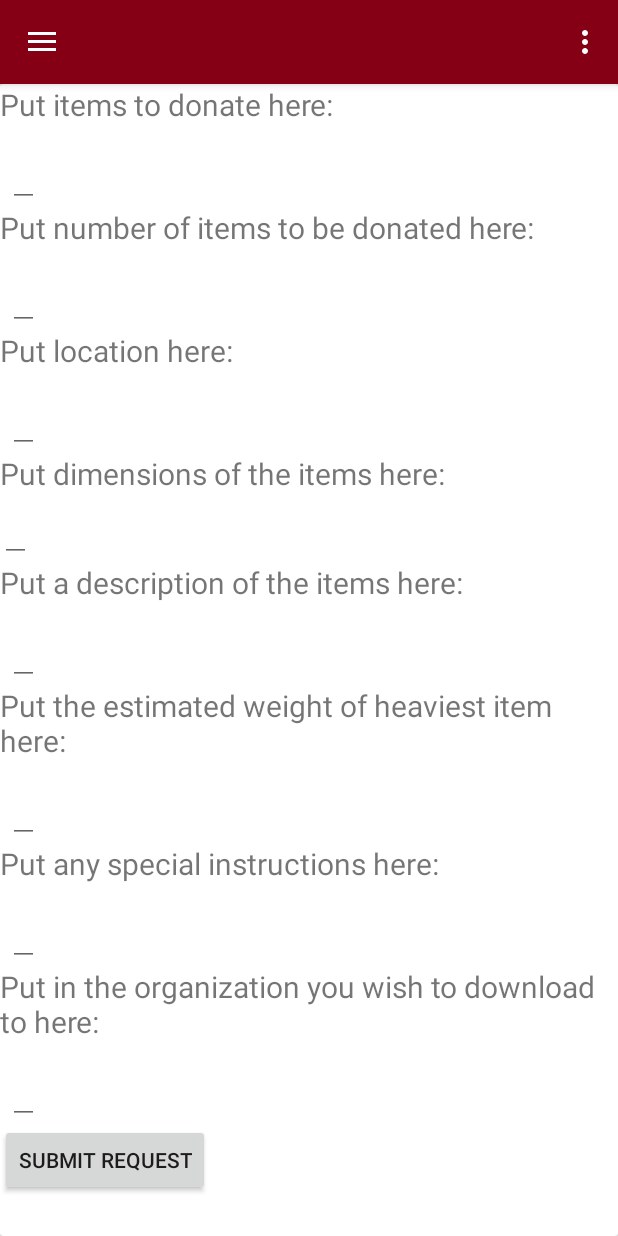
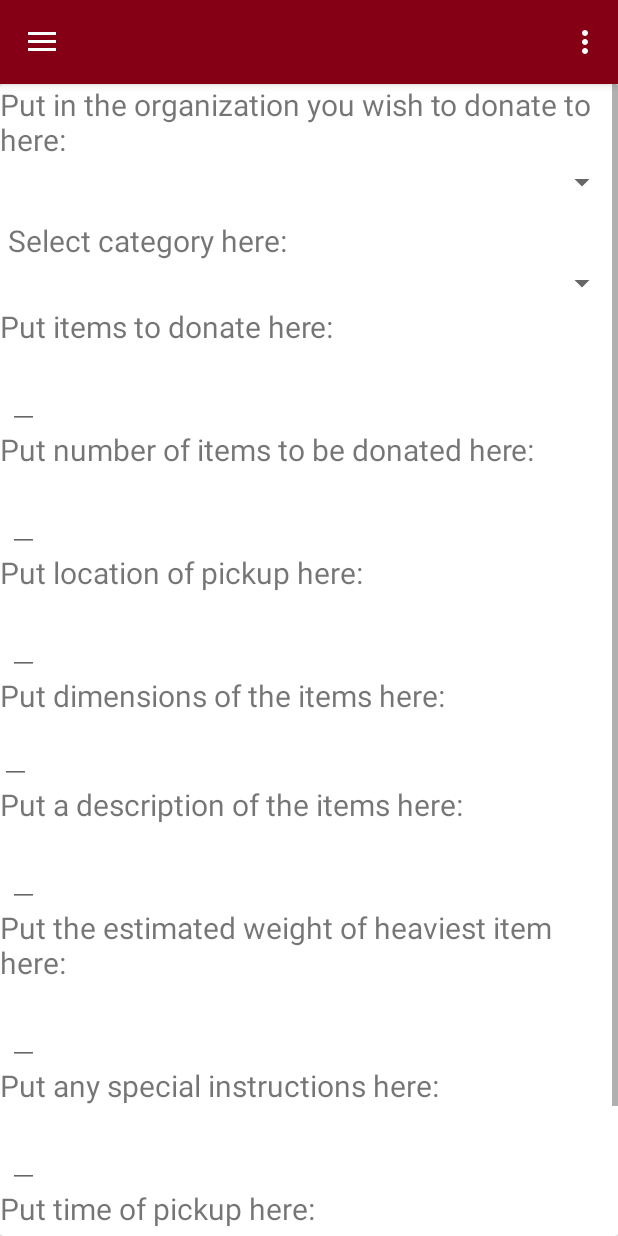
Before and after one commit to Clarekpd/GiveBack4.0, an Android app: the fragment DonationRequestFragment placed in its activity, on a phone screen of 412 x 824 dp. Run offline under Robolectric (Android 15) with nearby library versions, the phone set to English and light mode, and no system bars; 3 statements that could not run were skipped.

Commit message:
Commit for the donation request fixes

```diff
--- a/app/src/main/java/com/example/giveback/AfterLogin.java
+++ b/app/src/main/java/com/example/giveback/AfterLogin.java
@@ -262,6 +262,8 @@ import java.util.ArrayList;
         data.add(new TransactionRecord("toys", "Toys For Kiddos","4 teddy bears","7428 Blue Haven Rd, 67421","6pm Monday 28 February","On my front steps"));
 
         return data;
+
+
     }
 
      /**
--- a/app/src/main/java/com/example/giveback/DonationRequestAdapter.java
+++ b/app/src/main/java/com/example/giveback/DonationRequestAdapter.java
@@ -66,8 +66,6 @@ public class DonationRequestAdapter extends RecyclerView.Adapter<DonationRequest
 
             TextView orgNamesLabelText = (TextView) thisLinearLayoutCompat.findViewById(R.id.orgNamesLabel);
 
-            EditText orgNameText = (EditText) thisLinearLayoutCompat.findViewById(R.id.orgName_pc);
-
             Button submitButton = (Button) thisLinearLayoutCompat.findViewById(R.id.submit_button);
         }
 
--- a/app/src/main/java/com/example/giveback/fragments/DonationRequestFragment.java
+++ b/app/src/main/java/com/example/giveback/fragments/DonationRequestFragment.java
@@ -15,7 +15,9 @@ import android.support.v7.widget.RecyclerView;
 import android.view.LayoutInflater;
 import android.view.View;
 import android.view.ViewGroup;
+import android.widget.ArrayAdapter;
 import android.widget.Button;
+import android.widget.Spinner;
 import android.widget.Toast;
 
 import com.example.giveback.AfterLogin;
@@ -61,6 +63,24 @@ public class DonationRequestFragment extends Fragment {
             }
         });
 
+        Spinner spinner = (Spinner) view.findViewById(R.id.org_spinner);
+// Create an ArrayAdapter using the string array and a default spinner layout
+        ArrayAdapter<CharSequence> adapter = ArrayAdapter.createFromResource(view.getContext(),
+                R.array.org_array, android.R.layout.simple_spinner_item);
+// Specify the layout to use when the list of choices appears
+        adapter.setDropDownViewResource(android.R.layout.simple_spinner_dropdown_item);
+// Apply the adapter to the spinner
+        spinner.setAdapter(adapter);
+
+        Spinner spinnerCat = (Spinner) view.findViewById(R.id.category_spinner);
+// Create an ArrayAdapter using the string array and a default spinner layout
+        ArrayAdapter<CharSequence> adapterCat = ArrayAdapter.createFromResource(view.getContext(),
+                R.array.category_array, android.R.layout.simple_spinner_item);
+// Specify the layout to use when the list of choices appears
+        adapterCat.setDropDownViewResource(android.R.layout.simple_spinner_dropdown_item);
+// Apply the adapter to the spinner
+        spinnerCat.setAdapter(adapterCat);
+
     }
 
     public String getTitle() {
--- a/app/src/main/res/layout/donation_request.xml
+++ b/app/src/main/res/layout/donation_request.xml
@@ -18,7 +18,8 @@
             android:layout_height="wrap_content"
             android:gravity="center_vertical"
             android:text="Put items to donate here:"
-            android:textSize="20sp" />
+            android:textSize="20sp"
+            android:layout_below="@id/category_spinner" />
 
         <EditText
             android:id="@+id/items"
@@ -55,7 +56,7 @@
             android:layout_height="wrap_content"
             android:layout_below="@id/numbersOfItems"
             android:gravity="center_vertical"
-            android:text="Put location here:"
+            android:text="Put location of pickup here:"
             android:textSize="20sp" />
 
         <EditText
@@ -146,16 +147,58 @@
             android:id="@+id/orgNamesLabel"
             android:layout_width="wrap_content"
             android:layout_height="wrap_content"
+            android:gravity="center_vertical"
+            android:text="Put in the organization you wish to donate to here:"
+            android:textSize="20sp" />
+
+        <!--<EditText-->
+            <!--android:id="@+id/orgName_pc"-->
+            <!--android:layout_width="wrap_content"-->
+            <!--android:layout_height="wrap_content"-->
+            <!--android:layout_below="@id/orgNamesLabel"-->
+            <!--android:layout_marginLeft="5dp"-->
+            <!--android:layout_marginTop="10dp"-->
+            <!--android:inputType="text"-->
+            <!--android:textSize="17sp" />-->
+
+        <Spinner
+            android:id="@+id/org_spinner"
+            android:layout_width="fill_parent"
+            android:layout_height="30dp"
+            android:layout_below="@id/orgNamesLabel"
+            android:textSize="25sp"/>
+
+        <TextView
+            android:id="@+id/category_label"
+            android:layout_width="wrap_content"
+            android:layout_height="wrap_content"
+            android:layout_below="@id/org_spinner"
+            android:layout_marginLeft="5dp"
+            android:layout_marginTop="10dp"
+            android:text="Select category here:"
+            android:textSize="20sp" />
+
+        <Spinner
+            android:id="@+id/category_spinner"
+            android:layout_width="fill_parent"
+            android:layout_height="30dp"
+            android:layout_below="@id/category_label"
+            android:textSize="25sp"/>
+
+        <TextView
+            android:id="@+id/timeLabel"
+            android:layout_width="wrap_content"
+            android:layout_height="wrap_content"
             android:layout_below="@id/specialInstructions"
             android:gravity="center_vertical"
-            android:text="Put in the organization you wish to download to here:"
+            android:text="Put time of pickup here:"
             android:textSize="20sp" />
 
         <EditText
-            android:id="@+id/orgName_pc"
+            android:id="@+id/time"
             android:layout_width="wrap_content"
             android:layout_height="wrap_content"
-            android:layout_below="@id/orgNamesLabel"
+            android:layout_below="@id/timeLabel"
             android:layout_marginLeft="5dp"
             android:layout_marginTop="10dp"
             android:inputType="text"
@@ -166,7 +209,7 @@
             android:text="Submit Request"
             android:layout_width="wrap_content"
             android:layout_height="wrap_content"
-            android:layout_below="@id/orgName_pc"/>
+            android:layout_below="@id/time"/>
 
     </RelativeLayout>
         </ScrollView>
--- a/app/src/main/res/values/strings.xml
+++ b/app/src/main/res/values/strings.xml
@@ -6,4 +6,23 @@
     <string name="nav_header_subtitle">android.studio@android.com</string>
     <string name="nav_header_desc">Navigation header</string>
     <string name="action_settings">Settings</string>
+
+    <string-array name="org_array">
+        <item> </item>
+        <item>Are You Hungry</item>
+        <item>Toys For Kiddos</item>
+        <item>Orange Spatula</item>
+        <item>Girl Scouts Book Drive</item>
+        <item>Jeans Drive</item>
+    </string-array>
+
+    <string-array name="category_array">
+        <item> </item>
+        <item>Toys</item>
+        <item>Clothing</item>
+        <item>Furniture</item>
+        <item>Perishable Food</item>
+        <item>Non-Perishable Food</item>
+    </string-array>
+
 </resources>
```
